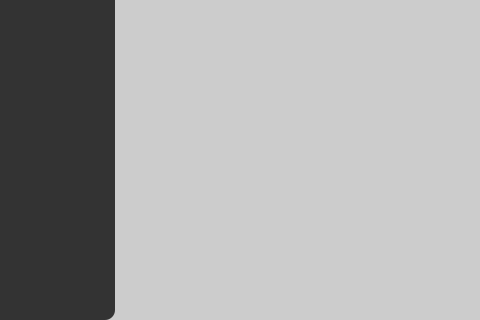
This is ui/mainwindow/form.ui in lycayan18/magicapixel as Qt 5 draws it before an edit; both pictures show x 0 to 480 and y 180 to 500 of the 800 by 500 pixel window. The edited form follows.
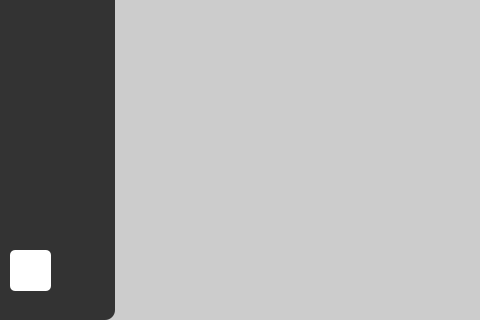
This is the edited form. Icons and pictures are not drawn.

Commit message: add color picker & pixel highlighting

Patch:
```diff
--- a/ui/mainwindow/form.ui
+++ b/ui/mainwindow/form.ui
@@ -193,6 +193,28 @@
      </size>
     </property>
    </widget>
+   <widget class="QPushButton" name="currentColorButton">
+    <property name="geometry">
+     <rect>
+      <x>10</x>
+      <y>430</y>
+      <width>41</width>
+      <height>41</height>
+     </rect>
+    </property>
+    <property name="cursor">
+     <cursorShape>PointingHandCursor</cursorShape>
+    </property>
+    <property name="whatsThis">
+     <string>Текущий цвет кисти</string>
+    </property>
+    <property name="styleSheet">
+     <string notr="true">background: #fff;</string>
+    </property>
+    <property name="text">
+     <string/>
+    </property>
+   </widget>
   </widget>
  </widget>
  <resources/>
```
Left out of the diff: 2 changed lines with no effect on the pictures. The commit also changes 7 other files.
